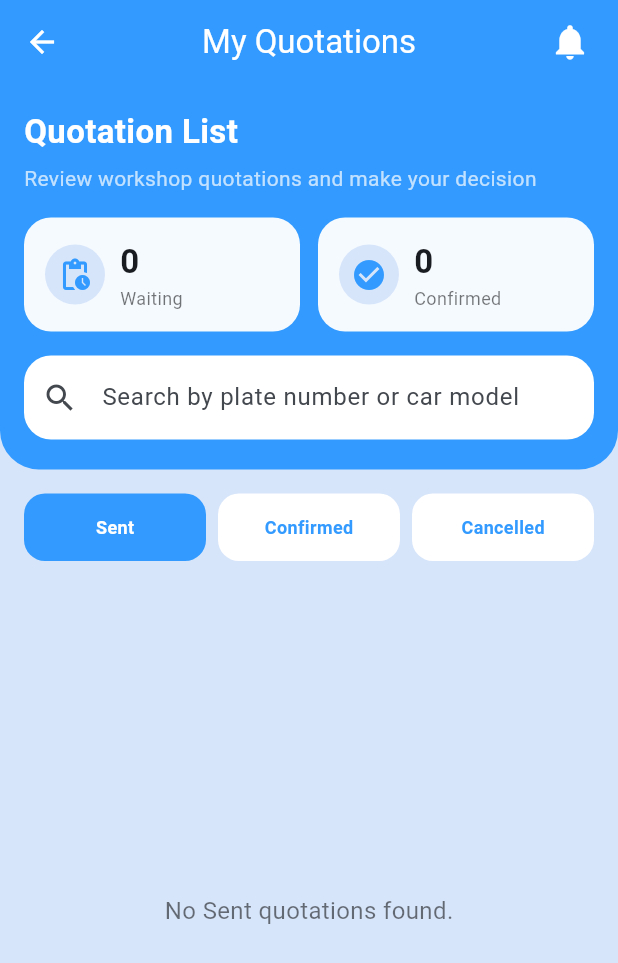
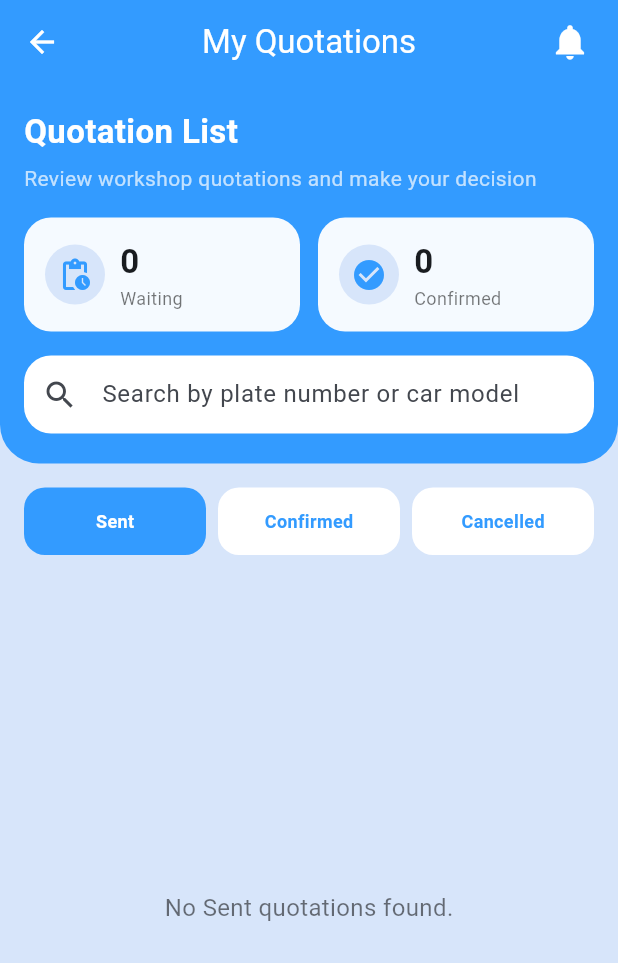
Before and after one commit to EEEETTTT06/car-service-booking-workshop-management-app, a Flutter app: the CustomerQuotationPage screen opened directly, on a phone screen of 412 x 824 dp. Shown: the top 963 px of the screen. Run offline on Flutter 3.47's test engine with Material 3 defaults, Android fonts, the phone set to English and light mode, and no system bars; our stand-ins replace firebase_core, firebase_messaging, geocoding, geolocator, google_maps_flutter, image_picker and 4 more; missing offline and left inert: app_badge_plus; accounts and stored records are empty; statements that could not run were skipped.

Commit message:
Fix quotation page ui

```diff
--- a/lib/pages/customer/customer_booking_calendar_page.dart
+++ b/lib/pages/customer/customer_booking_calendar_page.dart
@@ -36,11 +36,11 @@ class _CustomerBookingCalendarPageState
     loadCalendarData();
 
     scrollController.addListener(() {
-      if (scrollController.offset > 350 && !showBackToTop) {
+      if (scrollController.offset > 180 && !showBackToTop) {
         setState(() {
           showBackToTop = true;
         });
-      } else if (scrollController.offset <= 350 && showBackToTop) {
+      } else if (scrollController.offset <= 180 && showBackToTop) {
         setState(() {
           showBackToTop = false;
         });
--- a/lib/pages/customer/customer_quotations_page.dart
+++ b/lib/pages/customer/customer_quotations_page.dart
@@ -13,14 +13,42 @@ class _CustomerQuotationPageState extends State<CustomerQuotationPage> {
   String selectedStatus = 'Sent';
   String searchText = '';
   bool isLoading = false;
-
+  final ScrollController scrollController = ScrollController();
+  bool showBackToTop = false;
   Map<String, dynamic>? currentCustomer;
   List<Map<String, dynamic>> quotations = [];
 
   @override
   void initState() {
     super.initState();
+
     loadQuotations();
+
+    scrollController.addListener(() {
+      if (scrollController.offset > 180 && !showBackToTop) {
+        setState(() {
+          showBackToTop = true;
+        });
+      } else if (scrollController.offset <= 180 && showBackToTop) {
+        setState(() {
+          showBackToTop = false;
+        });
+      }
+    });
+  }
+
+  @override
+  void dispose() {
+    scrollController.dispose();
+    super.dispose();
+  }
+
+  void scrollToTop() {
+    scrollController.animateTo(
+      0,
+      duration: const Duration(milliseconds: 450),
+      curve: Curves.easeOut,
+    );
   }
 
   Future<void> loadQuotations() async {
@@ -274,8 +302,11 @@ class _CustomerQuotationPageState extends State<CustomerQuotationPage> {
     final vehicle = quotation['vehicles'] ?? {};
     final items = quotation['quotation_items'] as List? ?? [];
     final status = quotation['status'] ?? 'Sent';
+    final isArrived = quotation['is_arrived'] == true;
+
     final total =
         double.tryParse(quotation['total'].toString()) ?? calculateTotal(items);
+
     final isSent = status == 'Sent';
 
     showDialog(
@@ -303,6 +334,13 @@ class _CustomerQuotationPageState extends State<CustomerQuotationPage> {
                     quotation['problem_description'] ?? 'No description',
                   ),
                   buildDetailBox('Status', status),
+
+                  if (status == 'Confirmed')
+                    buildDetailBox(
+                      'Vehicle Arrival',
+                      isArrived ? 'Arrived' : 'Not Arrived',
+                    ),
+
                   const SizedBox(height: 14),
                   const Text(
                     'Quotation Items',
@@ -516,6 +554,7 @@ class _CustomerQuotationPageState extends State<CustomerQuotationPage> {
     final vehicle = quotation['vehicles'] ?? {};
     final items = quotation['quotation_items'] as List? ?? [];
     final status = quotation['status'] ?? 'Sent';
+    final isArrived = quotation['is_arrived'] == true;
     final total =
         double.tryParse(quotation['total'].toString()) ?? calculateTotal(items);
 
@@ -597,6 +636,36 @@ class _CustomerQuotationPageState extends State<CustomerQuotationPage> {
                         ),
                       ),
                     ),
+                    if (status == 'Confirmed') ...[
+                      const SizedBox(height: 8),
+                      Row(
+                        mainAxisSize: MainAxisSize.min,
+                        children: [
+                          Icon(
+                            isArrived
+                                ? Icons.check_circle
+                                : Icons.schedule,
+                            color: isArrived
+                                ? Colors.green
+                                : Colors.orange,
+                            size: 16,
+                          ),
+                          const SizedBox(width: 6),
+                          Text(
+                            isArrived
+                                ? 'Vehicle Arrived'
+                                : 'Vehicle Not Arrived',
+                            style: TextStyle(
+                              color: isArrived
+                                  ? Colors.green
+                                  : Colors.orange,
+                              fontWeight: FontWeight.w600,
+                              fontSize: 12,
+                            ),
+                          ),
+                        ],
+                      ),
+                    ],
                   ],
                 ),
               ),
@@ -632,7 +701,6 @@ class _CustomerQuotationPageState extends State<CustomerQuotationPage> {
         backgroundColor: const Color(0xFF339BFF),
         foregroundColor: Colors.white,
         elevation: 0,
-
         actions: const [
           NotificationBell(
             isAdmin: false,
@@ -640,12 +708,24 @@ class _CustomerQuotationPageState extends State<CustomerQuotationPage> {
         ],
       ),
       body: isLoading
-          ? const Center(child: CircularProgressIndicator())
-          : Column(
-        children: [
-          Container(
+          ? const Center(
+        child: CircularProgressIndicator(),
+      )
+          : RefreshIndicator(
+        onRefresh: loadQuotations,
+        child: CustomScrollView(
+          controller: scrollController,
+          physics: const AlwaysScrollableScrollPhysics(),
+          slivers: [
+            SliverToBoxAdapter(
+              child: Container(
                 width: double.infinity,
-            padding: const EdgeInsets.fromLTRB(16, 16, 16, 20),
+                padding: const EdgeInsets.fromLTRB(
+                  16,
+                  16,
+                  16,
+                  20,
+                ),
                 decoration: const BoxDecoration(
                   color: Color(0xFF339BFF),
                   borderRadius: BorderRadius.only(
@@ -667,9 +747,13 @@ class _CustomerQuotationPageState extends State<CustomerQuotationPage> {
                     const SizedBox(height: 6),
                     const Text(
                       'Review workshop quotations and make your decision',
-                  style: TextStyle(color: Colors.white70, fontSize: 14),
+                      style: TextStyle(
+                        color: Colors.white70,
+                        fontSize: 14,
+                      ),
                     ),
                     const SizedBox(height: 16),
+
                     Row(
                       children: [
                         buildSummaryCard(
@@ -685,18 +769,29 @@ class _CustomerQuotationPageState extends State<CustomerQuotationPage> {
                         ),
                       ],
                     ),
+
                     const SizedBox(height: 16),
+
                     TextField(
                       onChanged: (value) {
-                    setState(() => searchText = value);
+                        setState(() {
+                          searchText = value;
+                        });
                       },
                       decoration: InputDecoration(
-                    hintText: 'Search by plate number or car model',
+                        hintText:
+                        'Search by plate number or car model',
                         prefixIcon: const Icon(Icons.search),
                         filled: true,
                         fillColor: Colors.white,
+                        contentPadding:
+                        const EdgeInsets.symmetric(
+                          horizontal: 16,
+                          vertical: 14,
+                        ),
                         border: OutlineInputBorder(
-                      borderRadius: BorderRadius.circular(18),
+                          borderRadius:
+                          BorderRadius.circular(18),
                           borderSide: BorderSide.none,
                         ),
                       ),
@@ -704,9 +799,16 @@ class _CustomerQuotationPageState extends State<CustomerQuotationPage> {
                   ],
                 ),
               ),
-          const SizedBox(height: 16),
-          Padding(
-            padding: const EdgeInsets.symmetric(horizontal: 16),
+            ),
+
+            SliverToBoxAdapter(
+              child: Padding(
+                padding: const EdgeInsets.fromLTRB(
+                  16,
+                  16,
+                  16,
+                  8,
+                ),
                 child: Row(
                   children: [
                     buildStatusButton('Sent'),
@@ -717,10 +819,16 @@ class _CustomerQuotationPageState extends State<CustomerQuotationPage> {
                   ],
                 ),
               ),
-          const SizedBox(height: 16),
-          Expanded(
-            child: displayQuotations.isEmpty
-                ? Center(
+            ),
+
+            const SliverToBoxAdapter(
+              child: SizedBox(height: 8),
+            ),
+
+            if (displayQuotations.isEmpty)
+              SliverFillRemaining(
+                hasScrollBody: false,
+                child: Center(
                   child: Text(
                     'No $selectedStatus quotations found.',
                     style: const TextStyle(
@@ -728,22 +836,42 @@ class _CustomerQuotationPageState extends State<CustomerQuotationPage> {
                       color: Colors.black54,
                     ),
                   ),
+                ),
               )
-                : RefreshIndicator(
-              onRefresh: loadQuotations,
-              child: ListView.builder(
-                padding: const EdgeInsets.symmetric(horizontal: 16),
-                itemCount: displayQuotations.length,
-                itemBuilder: (context, index) {
+            else
+              SliverPadding(
+                padding: const EdgeInsets.fromLTRB(
+                  16,
+                  0,
+                  16,
+                  100,
+                ),
+                sliver: SliverList(
+                  delegate: SliverChildBuilderDelegate(
+                        (context, index) {
                       return buildQuotationCard(
                         displayQuotations[index],
                       );
                     },
+                    childCount: displayQuotations.length,
                   ),
                 ),
               ),
           ],
         ),
+      ),
+      floatingActionButton: showBackToTop
+          ? FloatingActionButton.small(
+        heroTag: 'customerQuotationBackToTop',
+        backgroundColor: const Color(0xFF339BFF),
+        foregroundColor: Colors.white,
+        elevation: 4,
+        onPressed: scrollToTop,
+        child: const Icon(
+          Icons.keyboard_arrow_up,
+        ),
+      )
+          : null,
     );
   }
 }
```
Lines whose indentation alone changed are shown as unchanged.
